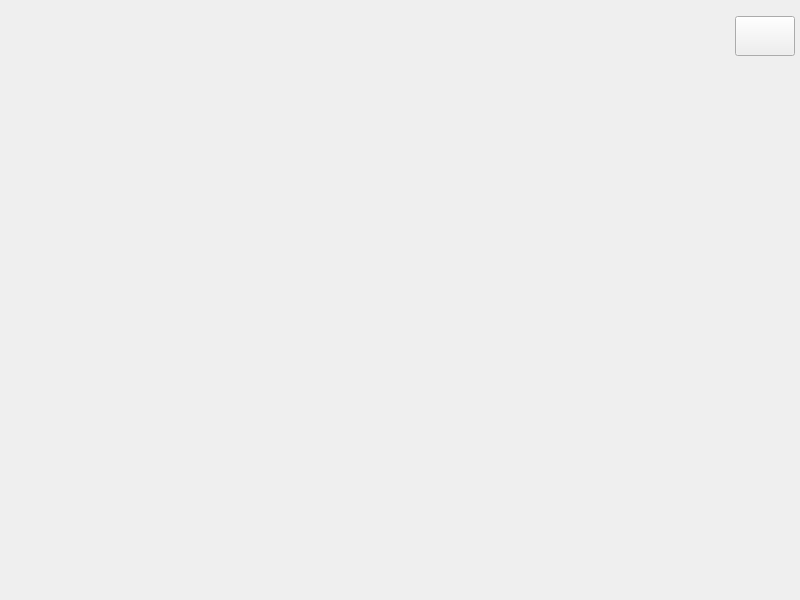
Qt form Project/add.ui (AminNaghiyan/uiap92_project) before a commit.
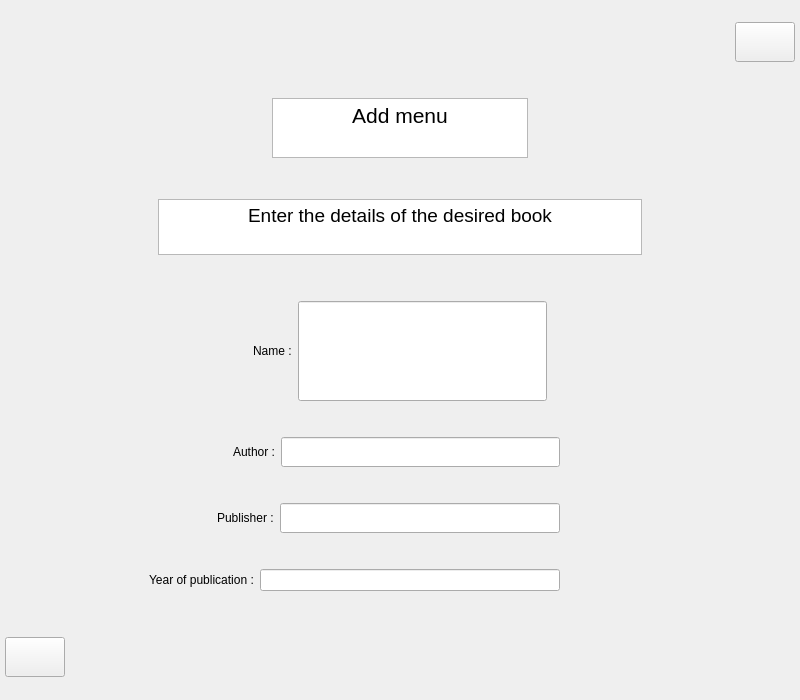
The same form after that commit. Icons and pictures are not drawn.

What changed in the file:
```diff
--- a/Project/add.ui
+++ b/Project/add.ui
@@ -7,7 +7,7 @@
     <x>0</x>
     <y>0</y>
     <width>800</width>
-    <height>600</height>
+    <height>700</height>
    </rect>
   </property>
   <property name="windowTitle">
@@ -31,6 +31,9 @@
      <property name="topMargin">
       <number>0</number>
      </property>
+     <property name="bottomMargin">
+      <number>0</number>
+     </property>
      <item>
       <layout class="QHBoxLayout" name="horizontalLayout">
        <property name="topMargin">
@@ -53,17 +56,11 @@
         <widget class="QPushButton" name="pushButton">
          <property name="sizePolicy">
           <sizepolicy hsizetype="Fixed" vsizetype="Fixed">
-           <horstretch>60</horstretch>
+           <horstretch>0</horstretch>
            <verstretch>0</verstretch>
           </sizepolicy>
          </property>
          <property name="minimumSize">
-          <size>
-           <width>60</width>
-           <height>0</height>
-          </size>
-         </property>
-         <property name="maximumSize">
           <size>
            <width>60</width>
            <height>40</height>
@@ -72,6 +69,16 @@
          <property name="text">
           <string/>
          </property>
+         <property name="icon">
+          <iconset resource="resource.qrc">
+           <normaloff>:/icons/close.png</normaloff>:/icons/close.png</iconset>
+         </property>
+         <property name="iconSize">
+          <size>
+           <width>60</width>
+           <height>40</height>
+          </size>
+         </property>
         </widget>
        </item>
       </layout>
@@ -87,11 +94,513 @@
        <property name="sizeHint" stdset="0">
         <size>
          <width>20</width>
-         <height>527</height>
+         <height>30</height>
         </size>
        </property>
       </spacer>
      </item>
+     <item>
+      <layout class="QHBoxLayout" name="horizontalLayout_2">
+       <property name="topMargin">
+        <number>0</number>
+       </property>
+       <item>
+        <spacer name="horizontalSpacer_2">
+         <property name="orientation">
+          <enum>Qt::Horizontal</enum>
+         </property>
+         <property name="sizeHint" stdset="0">
+          <size>
+           <width>40</width>
+           <height>20</height>
+          </size>
+         </property>
+        </spacer>
+       </item>
+       <item>
+        <widget class="QTextBrowser" name="textBrowser">
+         <property name="sizePolicy">
+          <sizepolicy hsizetype="Fixed" vsizetype="Fixed">
+           <horstretch>0</horstretch>
+           <verstretch>60</verstretch>
+          </sizepolicy>
+         </property>
+         <property name="minimumSize">
+          <size>
+           <width>0</width>
+           <height>60</height>
+          </size>
+         </property>
+         <property name="maximumSize">
+          <size>
+           <width>400</width>
+           <height>60</height>
+          </size>
+         </property>
+         <property name="html">
+          <string>&lt;!DOCTYPE HTML PUBLIC &quot;-//W3C//DTD HTML 4.0//EN&quot; &quot;http://www.w3.org/TR/REC-html40/strict.dtd&quot;&gt;
+&lt;html&gt;&lt;head&gt;&lt;meta name=&quot;qrichtext&quot; content=&quot;1&quot; /&gt;&lt;style type=&quot;text/css&quot;&gt;
+p, li { white-space: pre-wrap; }
+&lt;/style&gt;&lt;/head&gt;&lt;body style=&quot; font-family:'MS Shell Dlg 2'; font-size:8.05594pt; font-weight:400; font-style:normal;&quot;&gt;
+&lt;p align=&quot;center&quot; style=&quot; margin-top:0px; margin-bottom:0px; margin-left:0px; margin-right:0px; -qt-block-indent:0; text-indent:0px;&quot;&gt;&lt;span style=&quot; font-size:16pt;&quot;&gt;Add menu&lt;/span&gt;&lt;/p&gt;&lt;/body&gt;&lt;/html&gt;</string>
+         </property>
+        </widget>
+       </item>
+       <item>
+        <spacer name="horizontalSpacer_3">
+         <property name="orientation">
+          <enum>Qt::Horizontal</enum>
+         </property>
+         <property name="sizeHint" stdset="0">
+          <size>
+           <width>40</width>
+           <height>20</height>
+          </size>
+         </property>
+        </spacer>
+       </item>
+      </layout>
+     </item>
+     <item>
+      <spacer name="verticalSpacer_3">
+       <property name="orientation">
+        <enum>Qt::Vertical</enum>
+       </property>
+       <property name="sizeType">
+        <enum>QSizePolicy::Fixed</enum>
+       </property>
+       <property name="sizeHint" stdset="0">
+        <size>
+         <width>20</width>
+         <height>35</height>
+        </size>
+       </property>
+      </spacer>
+     </item>
+     <item>
+      <layout class="QHBoxLayout" name="horizontalLayout_3">
+       <property name="topMargin">
+        <number>0</number>
+       </property>
+       <item>
+        <spacer name="horizontalSpacer_4">
+         <property name="orientation">
+          <enum>Qt::Horizontal</enum>
+         </property>
+         <property name="sizeType">
+          <enum>QSizePolicy::Fixed</enum>
+         </property>
+         <property name="sizeHint" stdset="0">
+          <size>
+           <width>150</width>
+           <height>20</height>
+          </size>
+         </property>
+        </spacer>
+       </item>
+       <item>
+        <widget class="QTextBrowser" name="textBrowser_2">
+         <property name="sizePolicy">
+          <sizepolicy hsizetype="Fixed" vsizetype="Fixed">
+           <horstretch>0</horstretch>
+           <verstretch>0</verstretch>
+          </sizepolicy>
+         </property>
+         <property name="maximumSize">
+          <size>
+           <width>484</width>
+           <height>56</height>
+          </size>
+         </property>
+         <property name="html">
+          <string>&lt;!DOCTYPE HTML PUBLIC &quot;-//W3C//DTD HTML 4.0//EN&quot; &quot;http://www.w3.org/TR/REC-html40/strict.dtd&quot;&gt;
+&lt;html&gt;&lt;head&gt;&lt;meta name=&quot;qrichtext&quot; content=&quot;1&quot; /&gt;&lt;style type=&quot;text/css&quot;&gt;
+p, li { white-space: pre-wrap; }
+&lt;/style&gt;&lt;/head&gt;&lt;body style=&quot; font-family:'MS Shell Dlg 2'; font-size:8.05594pt; font-weight:400; font-style:normal;&quot;&gt;
+&lt;p align=&quot;center&quot; style=&quot; margin-top:0px; margin-bottom:0px; margin-left:0px; margin-right:0px; -qt-block-indent:0; text-indent:0px;&quot;&gt;&lt;span style=&quot; font-size:14pt;&quot;&gt;Enter the details of the desired book&lt;/span&gt;&lt;/p&gt;&lt;/body&gt;&lt;/html&gt;</string>
+         </property>
+        </widget>
+       </item>
+       <item>
+        <spacer name="horizontalSpacer_5">
+         <property name="orientation">
+          <enum>Qt::Horizontal</enum>
+         </property>
+         <property name="sizeType">
+          <enum>QSizePolicy::Fixed</enum>
+         </property>
+         <property name="sizeHint" stdset="0">
+          <size>
+           <width>150</width>
+           <height>20</height>
+          </size>
+         </property>
+        </spacer>
+       </item>
+      </layout>
+     </item>
+     <item>
+      <layout class="QVBoxLayout" name="verticalLayout_3">
+       <property name="topMargin">
+        <number>0</number>
+       </property>
+       <property name="bottomMargin">
+        <number>0</number>
+       </property>
+       <item>
+        <spacer name="verticalSpacer_4">
+         <property name="orientation">
+          <enum>Qt::Vertical</enum>
+         </property>
+         <property name="sizeType">
+          <enum>QSizePolicy::Fixed</enum>
+         </property>
+         <property name="sizeHint" stdset="0">
+          <size>
+           <width>20</width>
+           <height>40</height>
+          </size>
+         </property>
+        </spacer>
+       </item>
+       <item>
+        <layout class="QHBoxLayout" name="horizontalLayout_4">
+         <property name="topMargin">
+          <number>0</number>
+         </property>
+         <item>
+          <spacer name="horizontalSpacer_6">
+           <property name="orientation">
+            <enum>Qt::Horizontal</enum>
+           </property>
+           <property name="sizeHint" stdset="0">
+            <size>
+             <width>40</width>
+             <height>20</height>
+            </size>
+           </property>
+          </spacer>
+         </item>
+         <item>
+          <widget class="QLabel" name="label">
+           <property name="text">
+            <string>Name :</string>
+           </property>
+          </widget>
+         </item>
+         <item>
+          <widget class="QLineEdit" name="name">
+           <property name="sizePolicy">
+            <sizepolicy hsizetype="Expanding" vsizetype="Fixed">
+             <horstretch>0</horstretch>
+             <verstretch>100</verstretch>
+            </sizepolicy>
+           </property>
+           <property name="minimumSize">
+            <size>
+             <width>0</width>
+             <height>30</height>
+            </size>
+           </property>
+           <property name="maximumSize">
+            <size>
+             <width>16777215</width>
+             <height>100</height>
+            </size>
+           </property>
+          </widget>
+         </item>
+         <item>
+          <spacer name="horizontalSpacer_7">
+           <property name="orientation">
+            <enum>Qt::Horizontal</enum>
+           </property>
+           <property name="sizeHint" stdset="0">
+            <size>
+             <width>40</width>
+             <height>20</height>
+            </size>
+           </property>
+          </spacer>
+         </item>
+        </layout>
+       </item>
+       <item>
+        <spacer name="verticalSpacer_6">
+         <property name="orientation">
+          <enum>Qt::Vertical</enum>
+         </property>
+         <property name="sizeType">
+          <enum>QSizePolicy::Fixed</enum>
+         </property>
+         <property name="sizeHint" stdset="0">
+          <size>
+           <width>20</width>
+           <height>30</height>
+          </size>
+         </property>
+        </spacer>
+       </item>
+       <item>
+        <layout class="QHBoxLayout" name="horizontalLayout_5">
+         <property name="topMargin">
+          <number>0</number>
+         </property>
+         <item>
+          <spacer name="horizontalSpacer_8">
+           <property name="orientation">
+            <enum>Qt::Horizontal</enum>
+           </property>
+           <property name="sizeType">
+            <enum>QSizePolicy::Fixed</enum>
+           </property>
+           <property name="sizeHint" stdset="0">
+            <size>
+             <width>228</width>
+             <height>20</height>
+            </size>
+           </property>
+          </spacer>
+         </item>
+         <item>
+          <widget class="QLabel" name="label_2">
+           <property name="text">
+            <string>Author :</string>
+           </property>
+          </widget>
+         </item>
+         <item>
+          <widget class="QLineEdit" name="author">
+           <property name="minimumSize">
+            <size>
+             <width>0</width>
+             <height>30</height>
+            </size>
+           </property>
+          </widget>
+         </item>
+         <item>
+          <spacer name="horizontalSpacer_9">
+           <property name="orientation">
+            <enum>Qt::Horizontal</enum>
+           </property>
+           <property name="sizeType">
+            <enum>QSizePolicy::Fixed</enum>
+           </property>
+           <property name="sizeHint" stdset="0">
+            <size>
+             <width>235</width>
+             <height>20</height>
+            </size>
+           </property>
+          </spacer>
+         </item>
+        </layout>
+       </item>
+       <item>
+        <spacer name="verticalSpacer_7">
+         <property name="orientation">
+          <enum>Qt::Vertical</enum>
+         </property>
+         <property name="sizeType">
+          <enum>QSizePolicy::Fixed</enum>
+         </property>
+         <property name="sizeHint" stdset="0">
+          <size>
+           <width>20</width>
+           <height>30</height>
+          </size>
+         </property>
+        </spacer>
+       </item>
+       <item>
+        <layout class="QHBoxLayout" name="horizontalLayout_6">
+         <property name="topMargin">
+          <number>0</number>
+         </property>
+         <item>
+          <spacer name="horizontalSpacer_10">
+           <property name="orientation">
+            <enum>Qt::Horizontal</enum>
+           </property>
+           <property name="sizeType">
+            <enum>QSizePolicy::Fixed</enum>
+           </property>
+           <property name="sizeHint" stdset="0">
+            <size>
+             <width>212</width>
+             <height>20</height>
+            </size>
+           </property>
+          </spacer>
+         </item>
+         <item>
+          <widget class="QLabel" name="label_3">
+           <property name="text">
+            <string>Publisher :</string>
+           </property>
+          </widget>
+         </item>
+         <item>
+          <widget class="QLineEdit" name="publisher">
+           <property name="minimumSize">
+            <size>
+             <width>0</width>
+             <height>30</height>
+            </size>
+           </property>
+          </widget>
+         </item>
+         <item>
+          <spacer name="horizontalSpacer_11">
+           <property name="orientation">
+            <enum>Qt::Horizontal</enum>
+           </property>
+           <property name="sizeType">
+            <enum>QSizePolicy::Fixed</enum>
+           </property>
+           <property name="sizeHint" stdset="0">
+            <size>
+             <width>235</width>
+             <height>20</height>
+            </size>
+           </property>
+          </spacer>
+         </item>
+        </layout>
+       </item>
+       <item>
+        <spacer name="verticalSpacer_8">
+         <property name="orientation">
+          <enum>Qt::Vertical</enum>
+         </property>
+         <property name="sizeType">
+          <enum>QSizePolicy::Fixed</enum>
+         </property>
+         <property name="sizeHint" stdset="0">
+          <size>
+           <width>20</width>
+           <height>30</height>
+          </size>
+         </property>
+        </spacer>
+       </item>
+       <item>
+        <layout class="QHBoxLayout" name="horizontalLayout_7">
+         <property name="topMargin">
+          <number>0</number>
+         </property>
+         <item>
+          <spacer name="horizontalSpacer_12">
+           <property name="orientation">
+            <enum>Qt::Horizontal</enum>
+           </property>
+           <property name="sizeType">
+            <enum>QSizePolicy::Fixed</enum>
+           </property>
+           <property name="sizeHint" stdset="0">
+            <size>
+             <width>144</width>
+             <height>20</height>
+            </size>
+           </property>
+          </spacer>
+         </item>
+         <item>
+          <widget class="QLabel" name="year_of_publication">
+           <property name="text">
+            <string>Year of publication :</string>
+           </property>
+          </widget>
+         </item>
+         <item>
+          <widget class="QLineEdit" name="lineEdit_2"/>
+         </item>
+         <item>
+          <spacer name="horizontalSpacer_13">
+           <property name="orientation">
+            <enum>Qt::Horizontal</enum>
+           </property>
+           <property name="sizeType">
+            <enum>QSizePolicy::Fixed</enum>
+           </property>
+           <property name="sizeHint" stdset="0">
+            <size>
+             <width>235</width>
+             <height>20</height>
+            </size>
+           </property>
+          </spacer>
+         </item>
+        </layout>
+       </item>
+       <item>
+        <spacer name="verticalSpacer_5">
+         <property name="orientation">
+          <enum>Qt::Vertical</enum>
+         </property>
+         <property name="sizeType">
+          <enum>QSizePolicy::Fixed</enum>
+         </property>
+         <property name="sizeHint" stdset="0">
+          <size>
+           <width>20</width>
+           <height>40</height>
+          </size>
+         </property>
+        </spacer>
+       </item>
+       <item>
+        <layout class="QHBoxLayout" name="horizontalLayout_8">
+         <property name="topMargin">
+          <number>0</number>
+         </property>
+         <item>
+          <widget class="QPushButton" name="back">
+           <property name="sizePolicy">
+            <sizepolicy hsizetype="Fixed" vsizetype="Fixed">
+             <horstretch>0</horstretch>
+             <verstretch>0</verstretch>
+            </sizepolicy>
+           </property>
+           <property name="minimumSize">
+            <size>
+             <width>60</width>
+             <height>40</height>
+            </size>
+           </property>
+           <property name="text">
+            <string/>
+           </property>
+           <property name="icon">
+            <iconset resource="resource.qrc">
+             <normaloff>:/icons/back.png</normaloff>:/icons/back.png</iconset>
+           </property>
+           <property name="iconSize">
+            <size>
+             <width>60</width>
+             <height>50</height>
+            </size>
+           </property>
+          </widget>
+         </item>
+         <item>
+          <spacer name="horizontalSpacer_14">
+           <property name="orientation">
+            <enum>Qt::Horizontal</enum>
+           </property>
+           <property name="sizeHint" stdset="0">
+            <size>
+             <width>40</width>
+             <height>20</height>
+            </size>
+           </property>
+          </spacer>
+         </item>
+        </layout>
+       </item>
+      </layout>
+     </item>
     </layout>
    </item>
   </layout>
```
Left out of the diff: 8 changed lines with no effect on the pictures.
